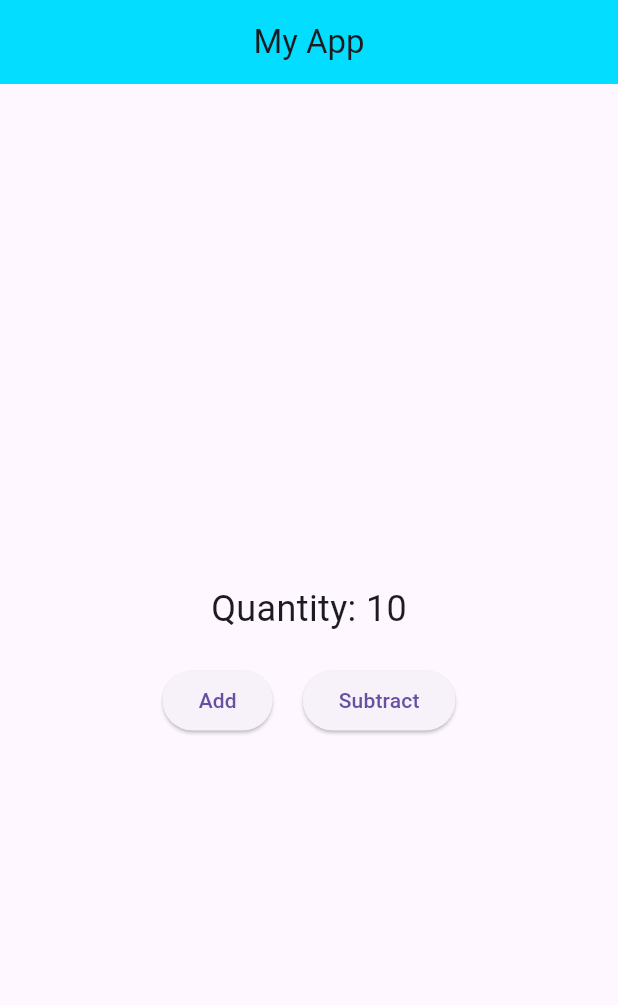
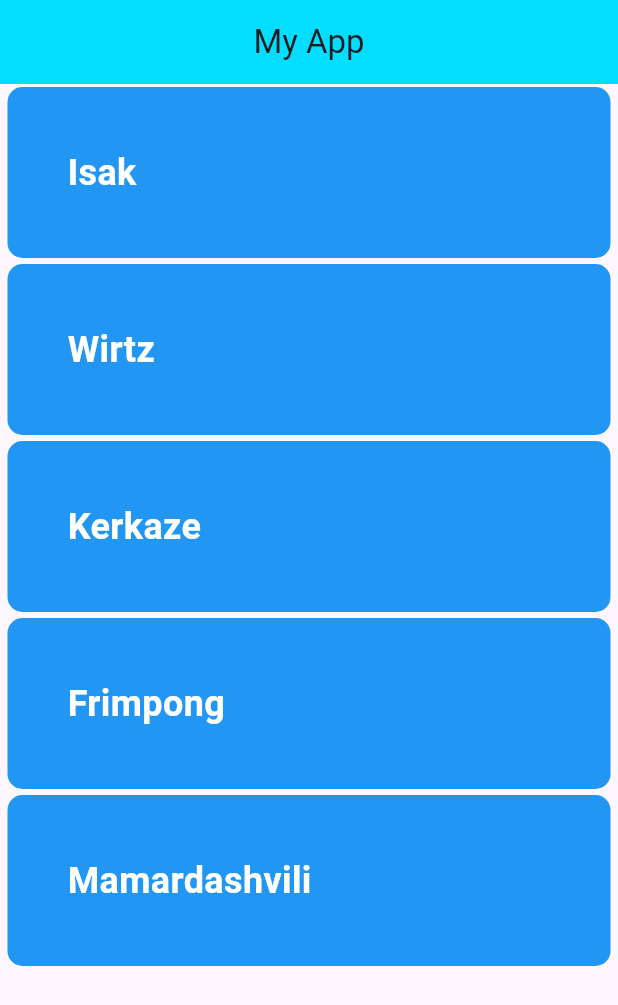
Before and after one commit to Watcharapol041/learn_flutter_67, a Flutter app: the screen it shows after launch, on a phone screen of 412 x 824 dp. Shown: the top 1005 px of the screen. Run offline on Flutter 3.47's test engine with Material 3 defaults, Android fonts, the phone set to English and light mode, and no system bars.

Commit message:
step 9: Listview widget

```diff
--- a/lib/screen/item.dart
+++ b/lib/screen/item.dart
@@ -1,4 +1,4 @@
-// Step 8 : stateful widget
+// // step8: stateful widget
 import 'package:flutter/material.dart';
 
 class Item extends StatefulWidget {
@@ -11,39 +11,70 @@ class Item extends StatefulWidget {
 class _ItemState extends State<Item> {
   int quantity = 10;
 
-  void addQuantity() {
-    setState(() {
-      quantity++;
-    });
-  }
+  // void addQuantity() {
+  //     setState(() {
+  //       quantity++;
+  //     });
+  //   }
 
-  void subractQuantity() {
-    setState(() {
-      quantity = quantity > 0 ? quantity - 1 : 0;
-    });
-  }
+  // void subtractQuantity() {
+  //     setState(() {
+  //       if (quantity > 0) {
+  //         quantity--;
+  //       }
+  //     });
+  //   }
 
+  // step 9: Listview widget
+  List data = ["Isak", "Wirtz", "Kerkaze", "Frimpong", "Mamardashvili"];
   @override
   Widget build(BuildContext context) {
-    return Center(
-      child: Column(
-        mainAxisAlignment: MainAxisAlignment.center,
-        children: [
-          Text("Quantity: $quantity", style: TextStyle(fontSize: 24)),
-          SizedBox(height: 20),
-          Row(
-            mainAxisAlignment: MainAxisAlignment.center,
-            children: [
-              ElevatedButton(onPressed: addQuantity, child: Text("Add")),
-              SizedBox(width: 20),
-              ElevatedButton(
-                onPressed: subractQuantity,
-                child: Text("Subtract"),
-              ),
-            ],
+    // return Center(
+    //   child: Column(
+    //     mainAxisAlignment: MainAxisAlignment.center,
+    //      children: [
+    //       Text(
+    //         "Quantity: $quantity",
+    //         style: const TextStyle(fontSize: 24, fontWeight: FontWeight.bold),
+    //       ),
+    //       const SizedBox(height: 20),
+    //       Row(
+    //         mainAxisAlignment: MainAxisAlignment.center,
+    //         children: [
+    //           ElevatedButton(
+    //             onPressed: addQuantity,
+    //             child: const Text("Add"),
+    //           ),
+    //           const SizedBox(width: 20),
+    //           ElevatedButton(
+    //             onPressed: subtractQuantity,
+    //             child: const Text("Subtract"),
+    //           ),
+    //         ],
+    //       ),
+    //      ],
+    //   ),
+    // );
+    return ListView.builder(
+      itemBuilder: (context, index) {
+        return Container(
+          decoration: BoxDecoration(
+            color: Colors.blue,
+            borderRadius: BorderRadius.circular(10),
           ),
-        ],
-      ),
+          margin: EdgeInsets.symmetric(vertical: 2, horizontal: 5),
+          padding: EdgeInsets.all(40),
+          child: Text(
+            data[index],
+            style: TextStyle(
+              fontSize: 24,
+              color: Colors.white,
+              fontWeight: FontWeight.bold,
+            ),
+          ),
+        );
+      },
+      itemCount: data.length,
     );
   }
 }
```
